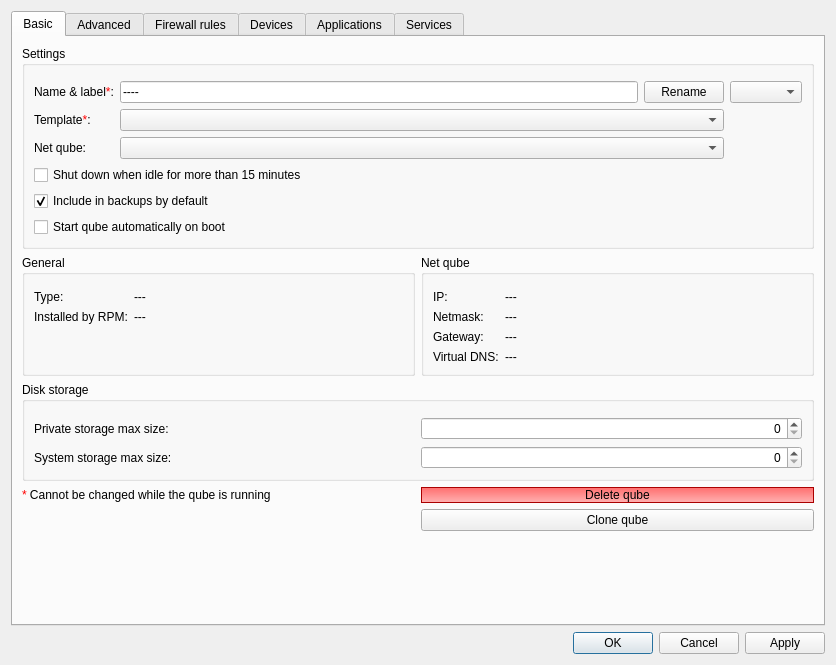
Above: ui/settingsdlg.ui from QubesOS/qubes-manager before the change. Below: the same form after it.
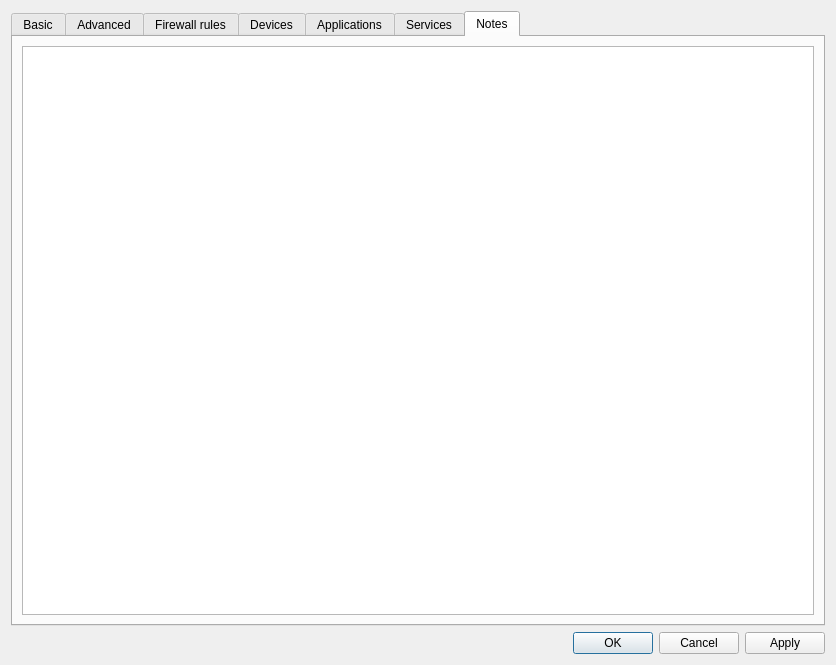
That is the form after the change. The open tabs and pages were chosen to show the change. Icons and pictures are not drawn. Custom widgets are drawn as their Qt base class.

Commit message:
Add free-form text to qube for notes, comments, ...
qubesadmin part of adding free-form text to each qube for comments,
notes, descriptions, remarks, reminders, etc.

fixes: https://github.com/QubesOS/qubes-issues/issues/899

What changed in the file:
```diff
--- a/ui/settingsdlg.ui
+++ b/ui/settingsdlg.ui
@@ -1776,6 +1776,24 @@
          </item>
         </layout>
        </widget>
+       <widget class="QWidget" name="notes_tab">
+        <attribute name="icon">
+         <iconset resource="../resources.qrc">
+          <normaloff>:/notes</normaloff>:/notes</iconset>
+        </attribute>
+        <attribute name="title">
+         <string>Notes</string>
+        </attribute>
+        <layout class="QVBoxLayout" name="verticalLayout_notes_tab">
+         <item>
+          <layout class="QVBoxLayout" name="verticalLayout_notes">
+           <item>
+            <widget class="QPlainTextEdit" name="notes"/>
+           </item>
+          </layout>
+         </item>
+        </layout>
+       </widget>
       </widget>
      </item>
      <item>
```
The commit also changes 3 other files.
